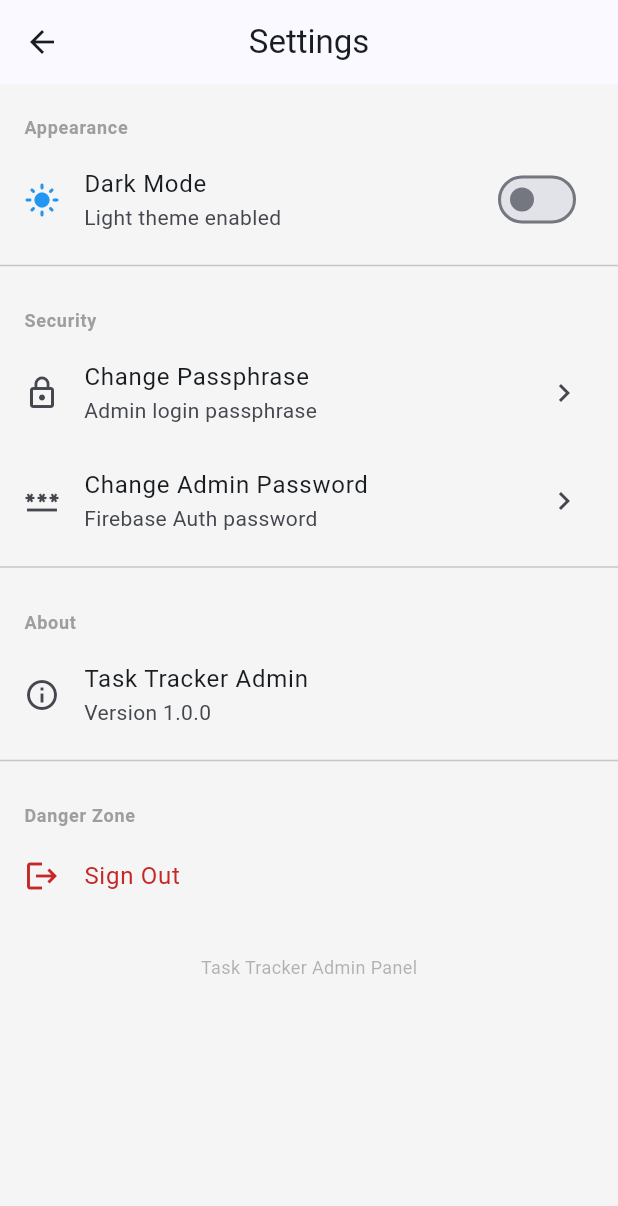
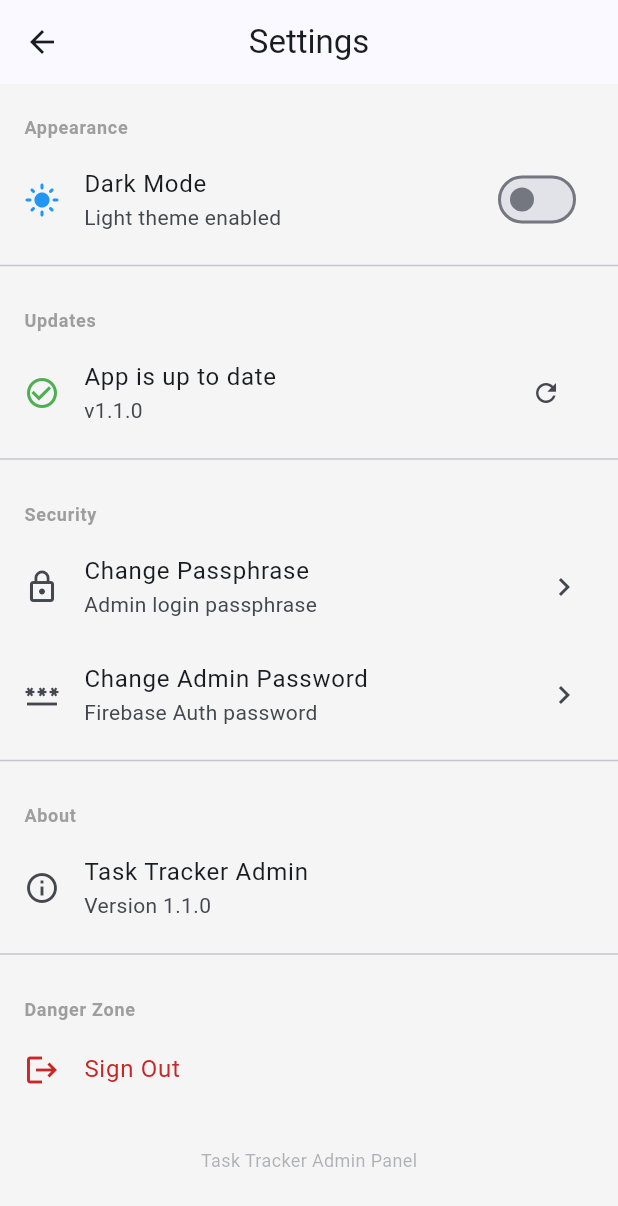
Before and after one commit to DALI951/task-tracker-admin, a Flutter app: the DashboardScreen screen opened directly, after a tap on the "settings" icon, on a phone screen of 412 x 824 dp. Shown: the top 1206 px of the screen. Run offline on Flutter 3.47's test engine with Material 3 defaults, Android fonts, the phone set to English and light mode, and no system bars; our stand-ins replace cloud_firestore, dio, firebase_auth, firebase_core, open_file, package_info_plus and 1 more; accounts and stored records are empty; network calls fail.

Commit message:
v1.1.0: Firebase connection fix, auto-update, passphrase fix, dynamic version

```diff
--- a/lib/screens/settings_screen.dart
+++ b/lib/screens/settings_screen.dart
@@ -1,8 +1,11 @@
 import 'package:firebase_auth/firebase_auth.dart';
+import 'package:flutter/foundation.dart';
 import 'package:flutter/material.dart';
+import 'package:package_info_plus/package_info_plus.dart';
 import 'package:shared_preferences/shared_preferences.dart';
 import 'package:task_tracker_admin/main.dart';
 import 'package:task_tracker_admin/screens/login_screen.dart';
+import 'package:task_tracker_admin/screens/update_service.dart';
 
 class AdminSettingsScreen extends StatefulWidget {
   const AdminSettingsScreen({super.key});
@@ -13,16 +16,47 @@ class AdminSettingsScreen extends StatefulWidget {
 
 class _AdminSettingsScreenState extends State<AdminSettingsScreen> {
   bool _isDark = false;
+  String _version = '1.0.0';
+  bool _checkingUpdate = false;
+  bool _updateAvailable = false;
+  String _latestVersion = '';
+  String _changelog = '';
+  String? _apkUrl;
 
   @override
   void initState() {
     super.initState();
     _loadTheme();
+    _loadVersion();
+    if (!kIsWeb) _checkForUpdate();
   }
 
   Future<void> _loadTheme() async {
     final prefs = await SharedPreferences.getInstance();
     setState(() => _isDark = prefs.getBool('admin_dark_mode') ?? false);
+  }
+
+  Future<void> _loadVersion() async {
+    final info = await PackageInfo.fromPlatform();
+    setState(() => _version = info.version);
+  }
+
+  Future<void> _checkForUpdate() async {
+    setState(() => _checkingUpdate = true);
+    try {
+      final update = await AdminUpdateService().checkForUpdate();
+      if (update != null && mounted) {
+        setState(() {
+          _updateAvailable = true;
+          _latestVersion = update['latestVersion'];
+          _changelog = update['changelog'];
+          _apkUrl = update['apkUrl'];
+        });
+      }
+    } catch (e) {
+      debugPrint('Update check error: $e');
+    }
+    if (mounted) setState(() => _checkingUpdate = false);
   }
 
   Future<void> _toggleTheme(bool val) async {
@@ -80,17 +114,24 @@ class _AdminSettingsScreenState extends State<AdminSettingsScreen> {
             child: const Text('Cancel'),
           ),
           FilledButton(
-            onPressed: () {
-              if (currentCtrl.text != 'tasktracker2024') {
+            onPressed: () async {
+              final prefs = await SharedPreferences.getInstance();
+              final storedPass =
+                  prefs.getString('admin_passphrase') ?? 'tasktracker2024';
+              if (currentCtrl.text != storedPass) {
+                if (ctx.mounted) {
                   ScaffoldMessenger.of(context).showSnackBar(
                     const SnackBar(content: Text('Current passphrase is wrong')),
                   );
+                }
                 return;
               }
               if (newCtrl.text.isEmpty || newCtrl.text != confirmCtrl.text) {
+                if (ctx.mounted) {
                   ScaffoldMessenger.of(context).showSnackBar(
                     const SnackBar(content: Text('Passphrases do not match')),
                   );
+                }
                 return;
               }
               Navigator.pop(ctx, true);
@@ -219,6 +260,30 @@ class _AdminSettingsScreenState extends State<AdminSettingsScreen> {
             onChanged: _toggleTheme,
           ),
           const Divider(),
+          if (!kIsWeb) ...[
+            _section('Updates'),
+            ListTile(
+              leading: _checkingUpdate
+                  ? const SizedBox(
+                      width: 24, height: 24, child: CircularProgressIndicator(strokeWidth: 2))
+                  : Icon(
+                      _updateAvailable ? Icons.system_update : Icons.check_circle_outline,
+                      color: _updateAvailable ? Colors.orange : Colors.green,
+                    ),
+              title: Text(_updateAvailable
+                  ? 'Update Available: v$_latestVersion'
+                  : 'App is up to date'),
+              subtitle: Text(_updateAvailable ? 'Current: v$_version' : 'v$_version'),
+              trailing: _updateAvailable
+                  ? const Icon(Icons.chevron_right)
+                  : IconButton(
+                      icon: const Icon(Icons.refresh, size: 20),
+                      onPressed: _checkForUpdate,
+                    ),
+              onTap: _updateAvailable ? _showUpdateDialog : null,
+            ),
+            const Divider(),
+          ],
           _section('Security'),
           ListTile(
             leading: const Icon(Icons.lock_outline),
@@ -236,10 +301,10 @@ class _AdminSettingsScreenState extends State<AdminSettingsScreen> {
           ),
           const Divider(),
           _section('About'),
-          const ListTile(
-            leading: Icon(Icons.info_outline),
-            title: Text('Task Tracker Admin'),
-            subtitle: Text('Version 1.0.0'),
+          ListTile(
+            leading: const Icon(Icons.info_outline),
+            title: const Text('Task Tracker Admin'),
+            subtitle: Text('Version $_version'),
           ),
           const Divider(),
           _section('Danger Zone'),
@@ -277,6 +342,58 @@ class _AdminSettingsScreenState extends State<AdminSettingsScreen> {
     );
   }
 
+  void _showUpdateDialog() {
+    showDialog(
+      context: context,
+      builder: (ctx) => AlertDialog(
+        title: Text('Update to v$_latestVersion'),
+        content: SingleChildScrollView(
+          child: Column(
+            crossAxisAlignment: CrossAxisAlignment.start,
+            mainAxisSize: MainAxisSize.min,
+            children: [
+              Text('Current version: v$_version',
+                  style: const TextStyle(fontWeight: FontWeight.w600)),
+              const SizedBox(height: 4),
+              Text('Latest version: v$_latestVersion',
+                  style: const TextStyle(fontWeight: FontWeight.w600)),
+              if (_changelog.isNotEmpty) ...[
+                const SizedBox(height: 16),
+                const Text('Changes:',
+                    style: TextStyle(fontWeight: FontWeight.w700)),
+                const SizedBox(height: 8),
+                Text(_changelog, style: const TextStyle(fontSize: 13)),
+              ],
+            ],
+          ),
+        ),
+        actions: [
+          TextButton(
+            onPressed: () => Navigator.pop(ctx),
+            child: const Text('Later'),
+          ),
+          FilledButton(
+            onPressed: () async {
+              Navigator.pop(ctx);
+              if (_apkUrl != null) {
+                try {
+                  await AdminUpdateService().downloadAndInstall(_apkUrl!);
+                } catch (e) {
+                  if (mounted) {
+                    ScaffoldMessenger.of(context).showSnackBar(
+                      SnackBar(content: Text('Download failed: $e')),
+                    );
+                  }
+                }
+              }
+            },
+            child: const Text('Install Now'),
+          ),
+        ],
+      ),
+    );
+  }
+
   Widget _section(String title) {
     return Padding(
       padding: const EdgeInsets.fromLTRB(16, 20, 16, 4),
--- /dev/null
+++ b/lib/screens/update_service.dart
@@ -0,0 +1,90 @@
+import 'dart:convert';
+import 'dart:io';
+
+import 'package:dio/dio.dart';
+import 'package:flutter/foundation.dart';
+import 'package:open_file/open_file.dart';
+import 'package:package_info_plus/package_info_plus.dart';
+import 'package:path_provider/path_provider.dart';
+
+class AdminUpdateService {
+  static const _repoOwner = 'DALI951';
+  static const _repoName = 'task-tracker-admin';
+  static const _releasesUrl =
+      'https://api.github.com/repos/$_repoOwner/$_repoName/releases/latest';
+
+  final Dio _dio = Dio();
+
+  Future<PackageInfo> getAppInfo() => PackageInfo.fromPlatform();
+
+  Future<Map<String, dynamic>?> checkForUpdate() async {
+    if (kIsWeb) return null;
+
+    try {
+      final info = await getAppInfo();
+      final currentVersion = info.version;
+
+      final response = await _dio.get(
+        _releasesUrl,
+        options: Options(headers: {'Accept': 'application/vnd.github.v3+json'}),
+      );
+
+      if (response.statusCode != 200) return null;
+
+      final data = response.data as Map<String, dynamic>;
+      final tagName = data['tag_name'] as String? ?? '';
+      final latestVersion = tagName.replaceFirst('v', '');
+      final body = data['body'] as String? ?? '';
+
+      if (_isNewer(latestVersion, currentVersion)) {
+        String? apkUrl;
+        final assets = data['assets'] as List<dynamic>? ?? [];
+        for (final asset in assets) {
+          final name = asset['name'] as String? ?? '';
+          if (name.endsWith('.apk')) {
+            apkUrl = asset['browser_download_url'] as String?;
+            break;
+          }
+        }
+
+        return {
+          'latestVersion': latestVersion,
+          'currentVersion': currentVersion,
+          'changelog': body,
+          'apkUrl': apkUrl,
+        };
+      }
+    } catch (e) {
+      debugPrint('Update check failed: $e');
+    }
+    return null;
+  }
+
+  Future<void> downloadAndInstall(String apkUrl) async {
+    final dir = await getTemporaryDirectory();
+    final filePath = '${dir.path}/task-tracker-admin-update.apk';
+
+    await _dio.download(apkUrl, filePath);
+
+    final result = await OpenFile.open(filePath);
+    if (result.type != ResultType.done) {
+      debugPrint('Failed to open APK: ${result.message}');
+    }
+  }
+
+  bool _isNewer(String latest, String current) {
+    final lParts = latest.split('.').map(int.tryParse).toList();
+    final cParts = current.split('.').map(int.tryParse).toList();
+
+    while (lParts.length < 3) lParts.add(0);
+    while (cParts.length < 3) cParts.add(0);
+
+    for (var i = 0; i < 3; i++) {
+      final l = lParts[i] ?? 0;
+      final c = cParts[i] ?? 0;
+      if (l > c) return true;
+      if (l < c) return false;
+    }
+    return false;
+  }
+}
--- a/pubspec.yaml
+++ b/pubspec.yaml
@@ -1,7 +1,7 @@
 name: task_tracker_admin
 description: "Task Tracker Admin Panel"
 publish_to: 'none'
-version: 1.0.0+1
+version: 1.1.0+1
 
 environment:
   sdk: ^3.5.0
@@ -16,6 +16,9 @@ dependencies:
   cloud_firestore: ^5.6.5
   http: ^1.2.0
   shared_preferences: ^2.5.5
+  package_info_plus: ^8.1.3
+  dio: ^5.7.0
+  open_file: ^3.5.4
 
 dev_dependencies:
   flutter_test:
```
Also changed, not shown: lib/main.dart (+5 -5 lines), lib/firebase_options.dart, 2 other files. Lines whose indentation alone changed are shown as unchanged.
